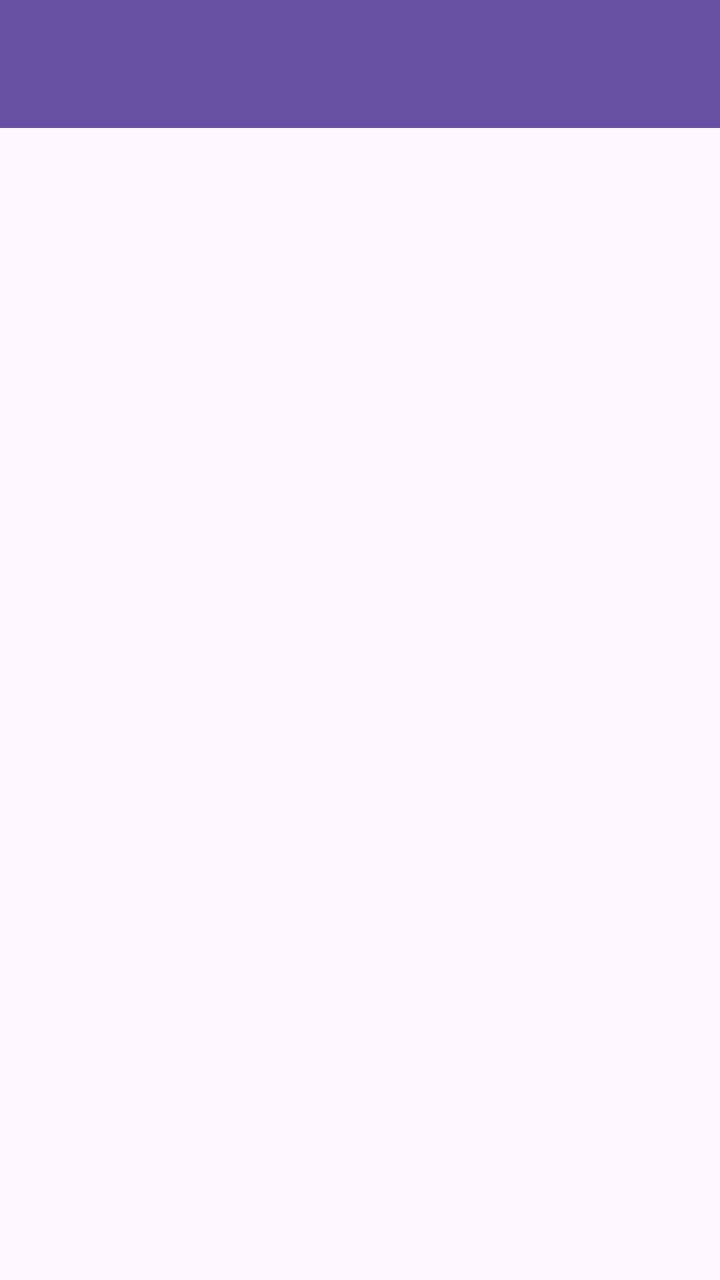
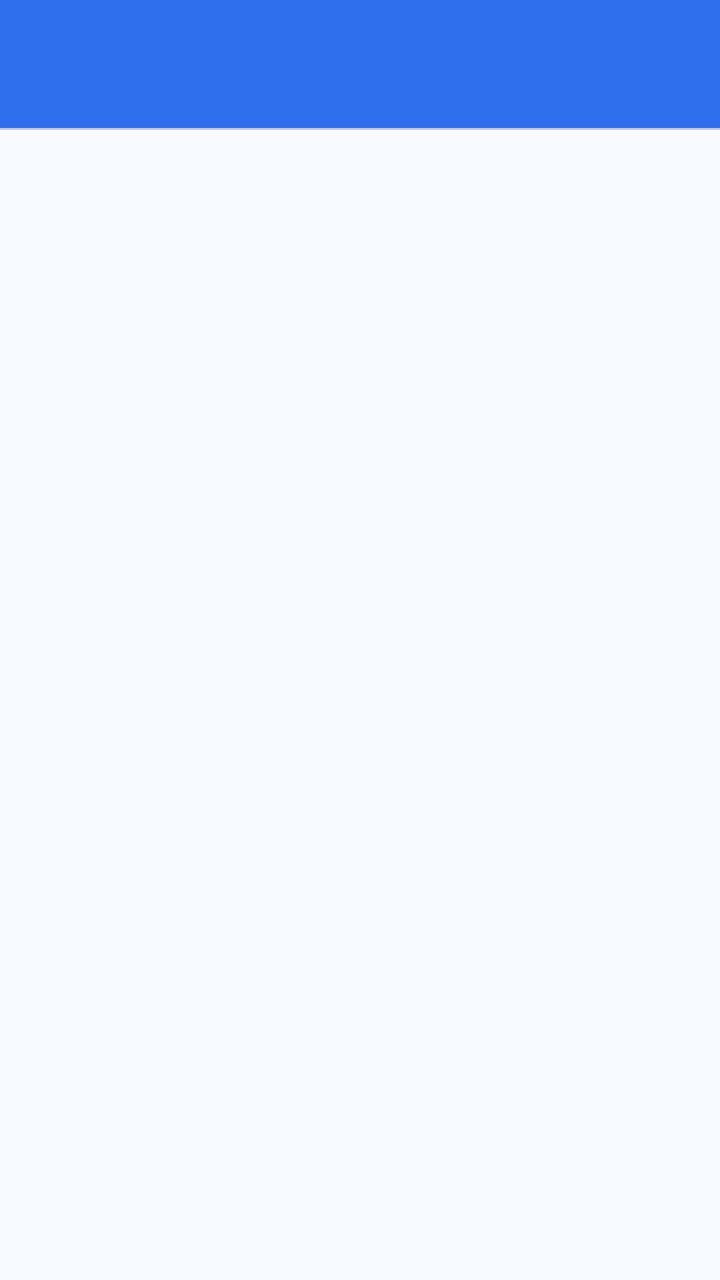

Screens rendered from an Android XML layout before and after an edit, with the pre-edit source and the edit as a unified diff.
<!-- AndroidManifest.xml: application theme Theme.PrivFileManager -->
<!-- res/layout/activity_editor.xml -->
<?xml version="1.0" encoding="utf-8"?>
<LinearLayout xmlns:android="http://schemas.android.com/apk/res/android"
    android:layout_width="match_parent"
    android:layout_height="match_parent"
    android:orientation="vertical">

    <com.google.android.material.appbar.MaterialToolbar
        android:id="@+id/editorToolbar"
        android:layout_width="match_parent"
        android:layout_height="?attr/actionBarSize"
        android:background="?attr/colorPrimary"
        android:titleTextColor="@android:color/white" />

    <ScrollView
        android:layout_width="match_parent"
        android:layout_height="0dp"
        android:layout_weight="1">

        <EditText
            android:id="@+id/editorText"
            android:layout_width="match_parent"
            android:layout_height="wrap_content"
            android:gravity="top|start"
            android:inputType="textMultiLine|textNoSuggestions"
            android:typeface="monospace"
            android:padding="12dp"
            android:background="@android:color/transparent" />
    </ScrollView>

</LinearLayout>
<!-- resources referenced by this layout -->
<resources>
  <style name="Theme.PrivFileManager" parent="Theme.Material3.DayNight.NoActionBar" />
</resources>

<!-- the commit's change to res/layout/activity_editor.xml (unified diff, before → after) -->
@@ -2,19 +2,26 @@
 <LinearLayout xmlns:android="http://schemas.android.com/apk/res/android"
     android:layout_width="match_parent"
     android:layout_height="match_parent"
-    android:orientation="vertical">
+    android:orientation="vertical"
+    android:background="@color/bg_base">
 
     <com.google.android.material.appbar.MaterialToolbar
         android:id="@+id/editorToolbar"
         android:layout_width="match_parent"
         android:layout_height="?attr/actionBarSize"
-        android:background="?attr/colorPrimary"
-        android:titleTextColor="@android:color/white" />
+        android:background="@color/chrome_tint"
+        android:titleTextColor="@color/text_on_chrome" />
+
+    <View
+        android:layout_width="match_parent"
+        android:layout_height="1dp"
+        android:background="@color/chrome_edge_highlight" />
 
     <ScrollView
         android:layout_width="match_parent"
         android:layout_height="0dp"
-        android:layout_weight="1">
+        android:layout_weight="1"
+        android:background="@color/content_surface">
 
         <EditText
             android:id="@+id/editorText"
@@ -23,7 +30,8 @@
             android:gravity="top|start"
             android:inputType="textMultiLine|textNoSuggestions"
             android:typeface="monospace"
-            android:padding="12dp"
+            android:textColor="@color/text_primary"
+            android:padding="16dp"
             android:background="@android:color/transparent" />
     </ScrollView>
 
<!-- resource entries referenced after the edit -->
@@ -1,5 +1,23 @@
 <!-- resources referenced by this layout -->
 <resources>
-  <style name="Theme.PrivFileManager" parent="Theme.Material3.DayNight.NoActionBar" />
+  <color name="bg_base">#EAF5FF</color>
+  <color name="chrome_edge_highlight">#4D64748B</color>
+  <color name="chrome_tint">#2F6FED</color>
+  <color name="content_surface">#F7FBFF</color>
+  <color name="text_on_chrome">#FFFFFFFF</color>
+  <color name="text_primary">#1B2430</color>
+  <style name="Theme.PrivFileManager" parent="Theme.Material3.DayNight.NoActionBar">
+          <item name="android:windowLightStatusBar">true</item>
+          <item name="android:statusBarColor">@color/chrome_tint</item>
+          <item name="android:windowBackground">@color/bg_base</item>
+          <item name="colorPrimary">@color/chrome_tint</item>
+          <item name="colorOnPrimary">@color/text_on_chrome</item>
+          <item name="colorSurface">@color/content_surface</item>
+          <item name="colorOnSurface">@color/text_primary</item>
+          <item name="colorControlHighlight">@color/state_pressed</item>
+          
+          <item name="elevationOverlayEnabled">false</item>
+      </style>
+  <color name="state_pressed">#332F6FED</color>
 </resources>
 
